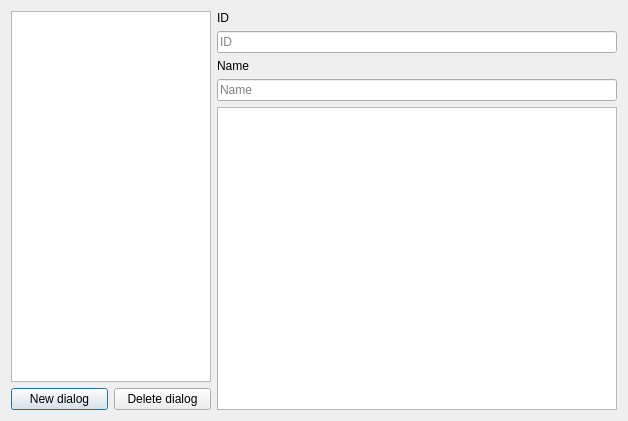
Above: dialogeditor.ui from MrStukov/NPC-Editor before the change. Below: the same form after it.
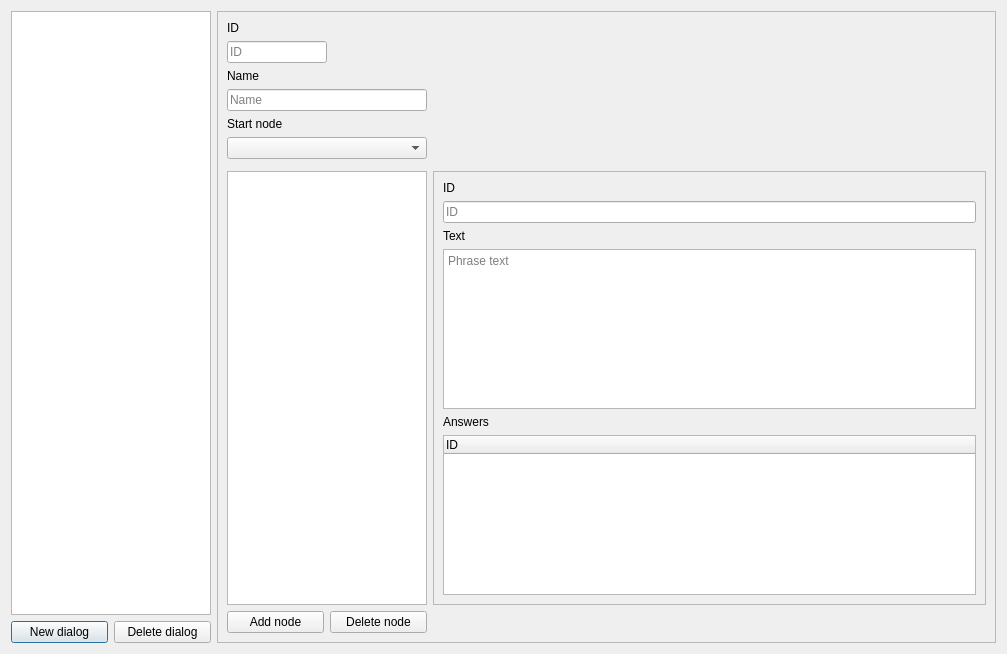
That is the form after the change.

Commit message: Remade worker class. Added more functions.

```diff
--- a/dialogeditor.ui
+++ b/dialogeditor.ui
@@ -6,8 +6,8 @@
    <rect>
     <x>0</x>
     <y>0</y>
-    <width>628</width>
-    <height>421</height>
+    <width>1007</width>
+    <height>654</height>
    </rect>
   </property>
   <property name="windowTitle">
@@ -53,6 +53,15 @@
     </layout>
    </item>
    <item>
+    <widget class="QFrame" name="frame">
+     <property name="frameShape">
+      <enum>QFrame::StyledPanel</enum>
+     </property>
+     <property name="frameShadow">
+      <enum>QFrame::Raised</enum>
+     </property>
+     <layout class="QHBoxLayout" name="horizontalLayout_7">
+      <item>
     <layout class="QVBoxLayout" name="verticalLayout_2">
      <item>
       <layout class="QVBoxLayout" name="verticalLayout_3">
@@ -64,13 +73,21 @@
         </widget>
        </item>
        <item>
+           <layout class="QHBoxLayout" name="horizontalLayout_3">
+            <item>
         <widget class="QLineEdit" name="id_edit">
          <property name="sizePolicy">
-          <sizepolicy hsizetype="Expanding" vsizetype="Fixed">
+               <sizepolicy hsizetype="Minimum" vsizetype="Fixed">
            <horstretch>0</horstretch>
            <verstretch>0</verstretch>
           </sizepolicy>
          </property>
+              <property name="maximumSize">
+               <size>
+                <width>100</width>
+                <height>16777215</height>
+               </size>
+              </property>
          <property name="readOnly">
           <bool>true</bool>
          </property>
@@ -78,6 +95,21 @@
           <string>ID</string>
          </property>
         </widget>
+            </item>
+            <item>
+             <spacer name="horizontalSpacer">
+              <property name="orientation">
+               <enum>Qt::Horizontal</enum>
+              </property>
+              <property name="sizeHint" stdset="0">
+               <size>
+                <width>40</width>
+                <height>20</height>
+               </size>
+              </property>
+             </spacer>
+            </item>
+           </layout>
        </item>
       </layout>
      </item>
@@ -91,6 +123,8 @@
         </widget>
        </item>
        <item>
+           <layout class="QHBoxLayout" name="horizontalLayout_6">
+            <item>
         <widget class="QLineEdit" name="name_edit">
          <property name="sizePolicy">
           <sizepolicy hsizetype="Expanding" vsizetype="Fixed">
@@ -98,17 +132,214 @@
            <verstretch>0</verstretch>
           </sizepolicy>
          </property>
+              <property name="maximumSize">
+               <size>
+                <width>200</width>
+                <height>16777215</height>
+               </size>
+              </property>
          <property name="placeholderText">
           <string>Name</string>
          </property>
         </widget>
        </item>
-      </layout>
-     </item>
+            <item>
+             <spacer name="horizontalSpacer_2">
+              <property name="orientation">
+               <enum>Qt::Horizontal</enum>
+              </property>
+              <property name="sizeHint" stdset="0">
+               <size>
+                <width>40</width>
+                <height>20</height>
+               </size>
+              </property>
+             </spacer>
+            </item>
+           </layout>
+          </item>
+         </layout>
+        </item>
      <item>
-      <widget class="QGraphicsView" name="graphicsView"/>
-     </item>
-    </layout>
+         <layout class="QVBoxLayout" name="verticalLayout_5">
+          <item>
+           <widget class="QLabel" name="label_3">
+            <property name="text">
+             <string>Start node</string>
+            </property>
+           </widget>
+          </item>
+          <item>
+           <layout class="QHBoxLayout" name="horizontalLayout_9">
+            <item>
+             <widget class="QComboBox" name="start_node_combo">
+              <property name="sizePolicy">
+               <sizepolicy hsizetype="Expanding" vsizetype="Fixed">
+                <horstretch>0</horstretch>
+                <verstretch>0</verstretch>
+               </sizepolicy>
+              </property>
+              <property name="maximumSize">
+               <size>
+                <width>200</width>
+                <height>16777215</height>
+               </size>
+              </property>
+             </widget>
+            </item>
+            <item>
+             <spacer name="horizontalSpacer_3">
+              <property name="orientation">
+               <enum>Qt::Horizontal</enum>
+              </property>
+              <property name="sizeHint" stdset="0">
+               <size>
+                <width>40</width>
+                <height>20</height>
+               </size>
+              </property>
+             </spacer>
+            </item>
+           </layout>
+          </item>
+         </layout>
+        </item>
+        <item>
+         <widget class="QFrame" name="frame_2">
+          <property name="frameShape">
+           <enum>QFrame::StyledPanel</enum>
+          </property>
+          <property name="frameShadow">
+           <enum>QFrame::Raised</enum>
+          </property>
+         </widget>
+        </item>
+        <item>
+         <layout class="QHBoxLayout" name="horizontalLayout_4">
+          <property name="sizeConstraint">
+           <enum>QLayout::SetDefaultConstraint</enum>
+          </property>
+          <item>
+           <layout class="QVBoxLayout" name="verticalLayout_9">
+            <item>
+             <layout class="QGridLayout" name="gridLayout">
+              <item row="2" column="0">
+               <layout class="QHBoxLayout" name="horizontalLayout_5">
+                <item>
+                 <widget class="QPushButton" name="add_node_button">
+                  <property name="text">
+                   <string>Add node</string>
+                  </property>
+                 </widget>
+                </item>
+                <item>
+                 <widget class="QPushButton" name="delete_node_button">
+                  <property name="text">
+                   <string>Delete node</string>
+                  </property>
+                 </widget>
+                </item>
+               </layout>
+              </item>
+              <item row="0" column="0">
+               <widget class="QListWidget" name="node_list_widget">
+                <property name="maximumSize">
+                 <size>
+                  <width>200</width>
+                  <height>16777215</height>
+                 </size>
+                </property>
+               </widget>
+              </item>
+              <item row="0" column="1">
+               <widget class="QFrame" name="frame_3">
+                <property name="frameShape">
+                 <enum>QFrame::StyledPanel</enum>
+                </property>
+                <property name="frameShadow">
+                 <enum>QFrame::Raised</enum>
+                </property>
+                <layout class="QHBoxLayout" name="horizontalLayout_8">
+                 <item>
+                  <layout class="QVBoxLayout" name="verticalLayout_10">
+                   <item>
+                    <layout class="QVBoxLayout" name="verticalLayout_11">
+                     <item>
+                      <layout class="QVBoxLayout" name="verticalLayout_16">
+                       <item>
+                        <widget class="QLabel" name="label_7">
+                         <property name="text">
+                          <string>ID</string>
+                         </property>
+                        </widget>
+                       </item>
+                       <item>
+                        <widget class="QLineEdit" name="node_id_edit">
+                         <property name="readOnly">
+                          <bool>true</bool>
+                         </property>
+                         <property name="placeholderText">
+                          <string>ID</string>
+                         </property>
+                        </widget>
+                       </item>
+                      </layout>
+                     </item>
+                     <item>
+                      <layout class="QVBoxLayout" name="verticalLayout_13">
+                       <item>
+                        <widget class="QLabel" name="label_5">
+                         <property name="text">
+                          <string>Text</string>
+                         </property>
+                        </widget>
+                       </item>
+                       <item>
+                        <widget class="QPlainTextEdit" name="node_text_edit">
+                         <property name="placeholderText">
+                          <string>Phrase text</string>
+                         </property>
+                        </widget>
+                       </item>
+                      </layout>
+                     </item>
+                     <item>
+                      <layout class="QVBoxLayout" name="verticalLayout_14">
+                       <item>
+                        <widget class="QLabel" name="label_6">
+                         <property name="text">
+                          <string>Answers</string>
+                         </property>
+                        </widget>
+                       </item>
+                       <item>
+                        <widget class="QTreeWidget" name="nod_answer_tree_widget">
+                         <column>
+                          <property name="text">
+                           <string>ID</string>
+                          </property>
+                         </column>
+                        </widget>
+                       </item>
+                      </layout>
+                     </item>
+                    </layout>
+                   </item>
+                  </layout>
+                 </item>
+                </layout>
+               </widget>
+              </item>
+             </layout>
+            </item>
+           </layout>
+          </item>
+         </layout>
+        </item>
+       </layout>
+      </item>
+     </layout>
+    </widget>
    </item>
   </layout>
  </widget>
```
Left out of the diff: 2 changed lines with no effect on the pictures. Lines whose indentation alone changed are shown as unchanged. The commit also changes 7 other files.
